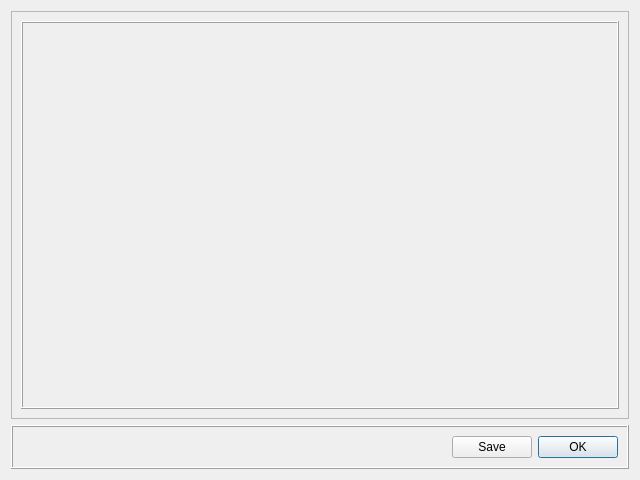
Before: the Qt Designer form resources/ui/coverviewdialog.ui in evertonstz/wiibafu, drawn with Qt 5.
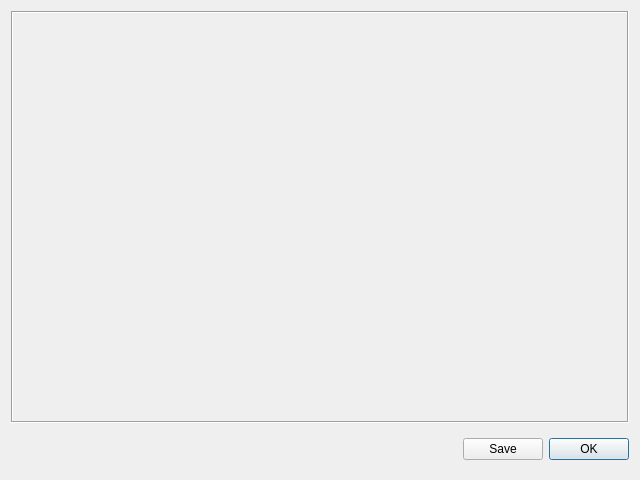
After: the same form once the commit is applied. Icons and pictures are not drawn.

Commit message: Icon size to 16

```diff
--- a/resources/ui/coverviewdialog.ui
+++ b/resources/ui/coverviewdialog.ui
@@ -24,7 +24,7 @@
    <item row="0" column="0">
     <widget class="QFrame" name="frame_Cover">
      <property name="frameShape">
-      <enum>QFrame::StyledPanel</enum>
+      <enum>QFrame::Box</enum>
      </property>
      <property name="frameShadow">
       <enum>QFrame::Sunken</enum>
@@ -38,12 +38,6 @@
           <verstretch>0</verstretch>
          </sizepolicy>
         </property>
-        <property name="frameShape">
-         <enum>QFrame::Box</enum>
-        </property>
-        <property name="frameShadow">
-         <enum>QFrame::Raised</enum>
-        </property>
         <property name="text">
          <string/>
         </property>
@@ -66,13 +60,16 @@
        <verstretch>0</verstretch>
       </sizepolicy>
      </property>
-     <property name="frameShape">
-      <enum>QFrame::Box</enum>
-     </property>
      <property name="frameShadow">
       <enum>QFrame::Raised</enum>
      </property>
      <layout class="QHBoxLayout" name="horizontalLayout">
+      <property name="leftMargin">
+       <number>0</number>
+      </property>
+      <property name="rightMargin">
+       <number>0</number>
+      </property>
       <item>
        <spacer name="horizontalSpacer">
         <property name="orientation">
@@ -95,6 +92,12 @@
          <iconset resource="../wiibafu.qrc">
           <normaloff>:/images/save.png</normaloff>:/images/save.png</iconset>
         </property>
+        <property name="iconSize">
+         <size>
+          <width>16</width>
+          <height>16</height>
+         </size>
+        </property>
        </widget>
       </item>
       <item>
@@ -106,6 +109,12 @@
          <iconset resource="../wiibafu.qrc">
           <normaloff>:/images/ok.png</normaloff>:/images/ok.png</iconset>
         </property>
+        <property name="iconSize">
+         <size>
+          <width>16</width>
+          <height>16</height>
+         </size>
+        </property>
         <property name="default">
          <bool>true</bool>
         </property>
```
The commit also changes 4 other files.
